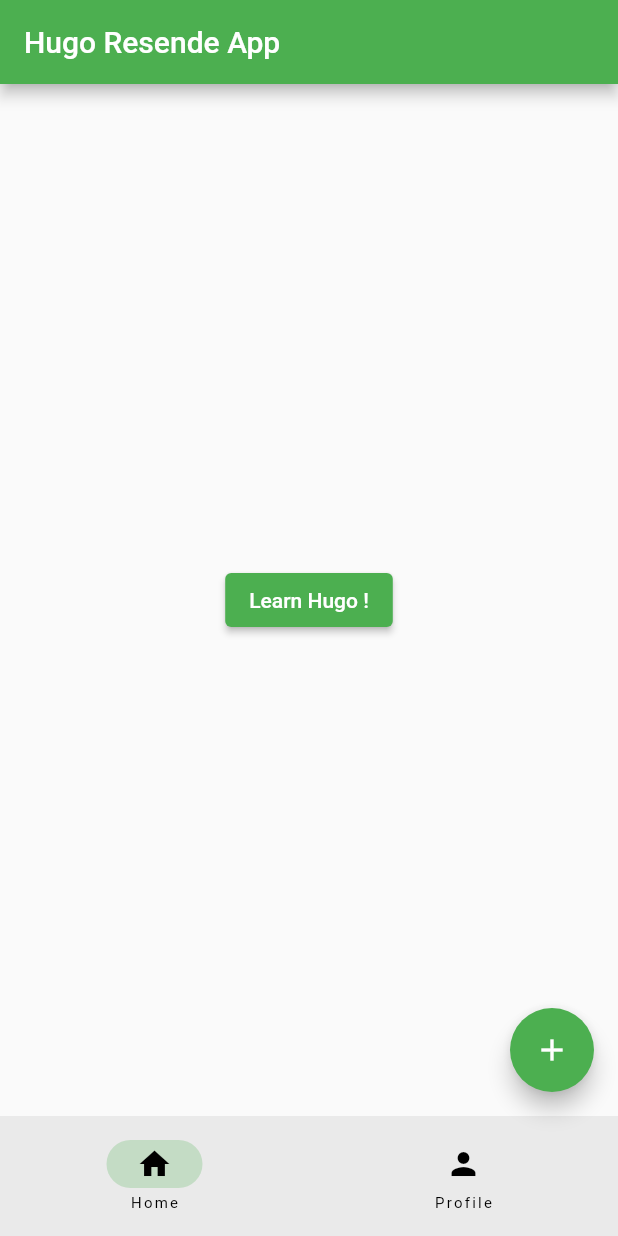
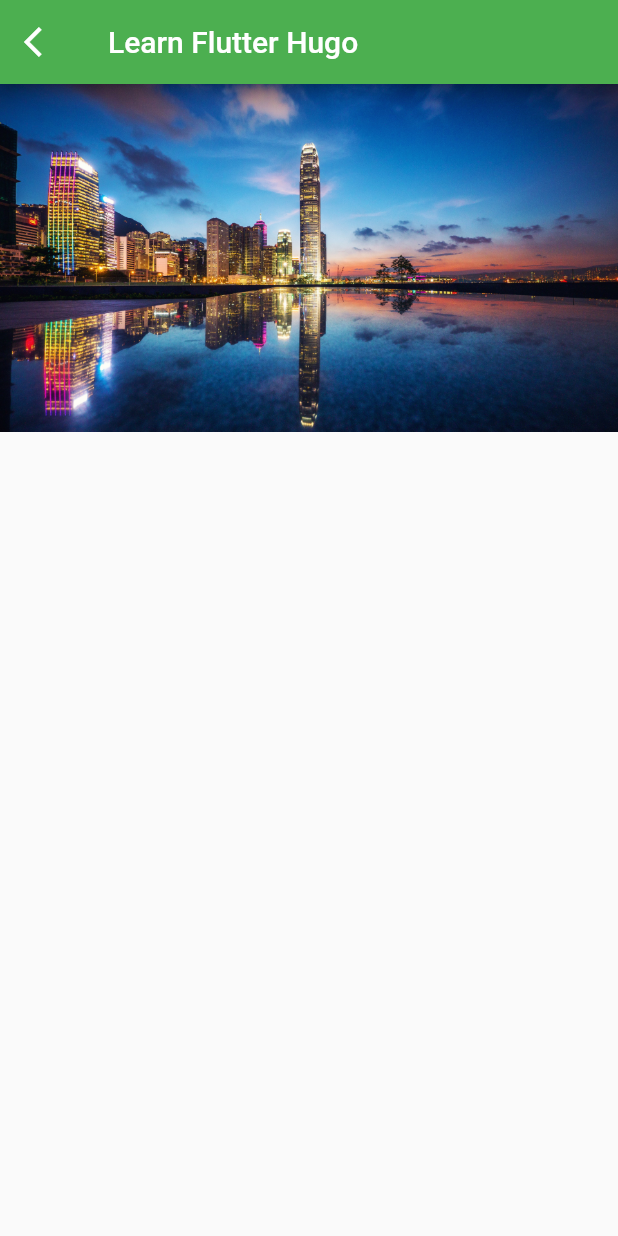
Before and after one commit to hugoresende27/coolapp, a Flutter app: the screen it shows after launch, after a tap on "Learn Hugo !", on a phone screen of 412 x 824 dp. Run offline on Flutter 3.47's test engine with Material 2 defaults, Android fonts, the phone set to English and light mode, and no system bars.

```diff
--- a/lib/home_page.dart
+++ b/lib/home_page.dart
@@ -1,3 +1,4 @@
+import 'package:coolapp/learn_flutter_page.dart';
 import 'package:flutter/material.dart';
 
 class HomePage extends StatelessWidget {
@@ -6,11 +7,18 @@ class HomePage extends StatelessWidget {
   @override
   Widget build(BuildContext context) {
     return Center(
-      child:
-          ElevatedButton(
-            onPressed: () {},
-            child: const Text('Learn Hugo !'),
+      child: ElevatedButton(
+        onPressed: () {
+          Navigator.of(context).push(
+            MaterialPageRoute(
+              builder: (BuildContext context) {
+                return const LearnFlutterPage();
+              },
             ),
+          );
+        },
+        child: const Text('Learn Hugo !'),
+      ),
     );
   }
 }
--- /dev/null
+++ b/lib/learn_flutter_page.dart
@@ -0,0 +1,31 @@
+import 'package:flutter/material.dart';
+
+class LearnFlutterPage extends StatefulWidget {
+  const LearnFlutterPage({super.key});
+
+  @override
+  State<LearnFlutterPage> createState() => _LearnFlutterPageState();
+}
+
+class _LearnFlutterPageState extends State<LearnFlutterPage> {
+  @override
+  Widget build(BuildContext context) {
+    return Scaffold(
+      appBar: AppBar(
+        title: const Text('Learn Flutter Hugo'),
+        automaticallyImplyLeading: false,
+        leading: IconButton(
+          onPressed: () {
+            Navigator.of(context).pop();  //to delete the page (go to the previous page, back button)
+          },
+          icon: const Icon(Icons.arrow_back_ios),
+        ),
+      ),
+      body: Column(
+        children: [
+          Image.asset('images/image1.jpg')
+        ],
+      )
+    );
+  }
+}
--- a/pubspec.yaml
+++ b/pubspec.yaml
@@ -59,8 +59,8 @@ flutter:
   uses-material-design: true
 
   # To add assets to your application, add an assets section, like this:
-  # assets:
-  #   - images/a_dot_burr.jpeg
+  assets:
+     - images/
   #   - images/a_dot_ham.jpeg
 
   # An image asset can refer to one or more resolution-specific "variants", see
```
Also changed, not shown: images/image1.jpg (added).
